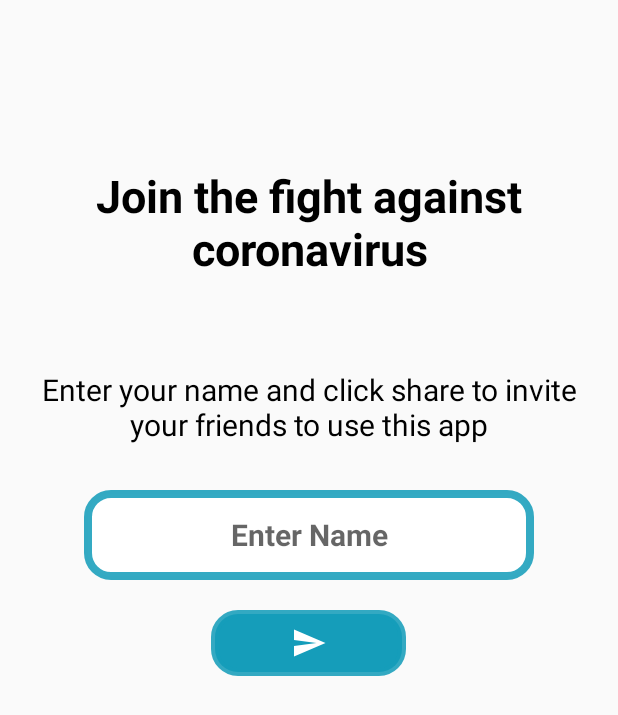
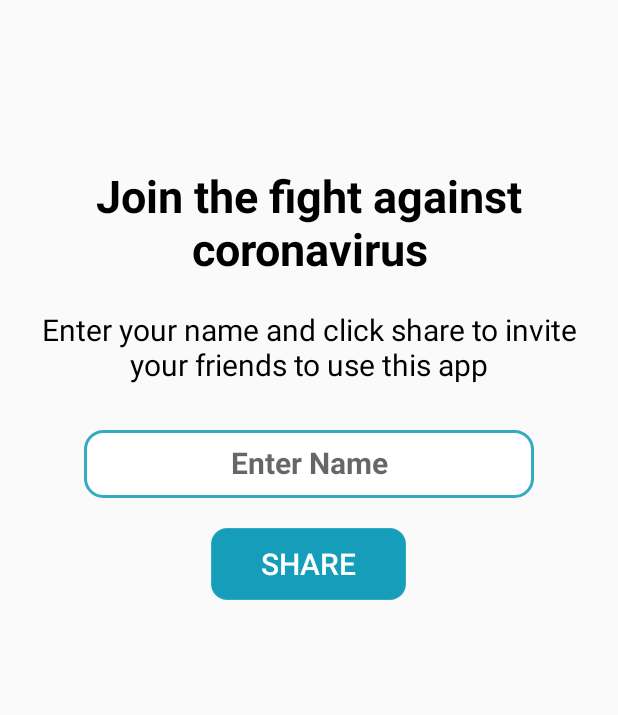
Before and after one commit to pryhmez/COVID-19-UPDATE, an Android app: the fragment ShareFragment shown on its own in the app's theme, on a phone screen of 412 x 824 dp. Shown: the top 715 px of the screen. Run offline under Robolectric (Android 15) with nearby library versions, the phone set to English and light mode, and no system bars; network calls fail.

Commit message:
trying to fix compatibility issues

```diff
--- a/app/src/main/java/com/example/covid_19_update/ui/share/ShareFragment.java
+++ b/app/src/main/java/com/example/covid_19_update/ui/share/ShareFragment.java
@@ -29,7 +29,7 @@ public class ShareFragment extends Fragment {
     private String mParam1;
     private String mParam2;
 
-    private ImageButton btnShare;
+    private Button btnShare;
     private EditText etMessage;
 
     public ShareFragment() {
@@ -76,8 +76,10 @@ public class ShareFragment extends Fragment {
             public void onClick(View view) {
                 Intent sharingIntent = new Intent(android.content.Intent.ACTION_SEND);
                 sharingIntent.setType("text/plain");
-                String shareBody = "invites you to download the COVID-19 app - check for coronavirus symptoms, cases, call emergency hotlines, and get safety tips /n Download" +
-                        "here >> https://covid19app.site/";
+                String shareBody = "invites you to download the COVID-19 app \n This app is recommended by health professionals to keep you updated about coronavirus, get safety tips" +
+                        " on how to stay safe, lets you check" +
+                        " symptoms and reach emergency helpline to survive this pandermic. \n \n Download" +
+                        " here >> https://covid19app.site/";
                 sharingIntent.putExtra(android.content.Intent.EXTRA_SUBJECT, "Covid19 app");
                 sharingIntent.putExtra(android.content.Intent.EXTRA_TEXT, etMessage.getText().toString() + " " + shareBody);
                 startActivity(Intent.createChooser(sharingIntent, "Share via"));
--- a/app/src/main/res/drawable/btn_blue.xml
+++ b/app/src/main/res/drawable/btn_blue.xml
@@ -2,14 +2,14 @@
 <shape xmlns:android="http://schemas.android.com/apk/res/android">
     <stroke
         android:color="#DD159DBA"
-        android:width="5dp">
+        android:width="1dp">
 
     </stroke>
     <solid
         android:color="#159DBA">
 
     </solid>
-    <corners android:radius="15dp"/>
+    <corners android:radius="10dp"/>
 </shape>
 
     <!--        android:color="#EEF8FBFB">-->
--- a/app/src/main/res/drawable/inputs.xml
+++ b/app/src/main/res/drawable/inputs.xml
@@ -2,14 +2,14 @@
 <shape xmlns:android="http://schemas.android.com/apk/res/android">
     <stroke
         android:color="#DD159DBA"
-        android:width="5dp">
+        android:width="2dp">
 
     </stroke>
     <solid
         android:color="#ffffff">
 
     </solid>
-    <corners android:radius="15dp"/>
+    <corners android:radius="12dp"/>
 </shape>
 
     <!--        android:color="#EEF8FBFB">-->
--- a/app/src/main/res/layout/emergency_lines_fragment.xml
+++ b/app/src/main/res/layout/emergency_lines_fragment.xml
@@ -45,13 +45,13 @@
         android:visibility="gone"
         />
 
-    <ImageButton
+    <Button
         android:id="@+id/share_lines"
         android:layout_width="130dp"
         android:layout_height="wrap_content"
         android:text="Share"
+        android:textColor="#ffffff"
         android:background="@drawable/btn_blue"
-        android:src="@drawable/ic_send_black_24dp"
         android:padding="10dp"
         android:foregroundGravity="bottom"
         android:layout_marginTop="20dp"
--- a/app/src/main/res/layout/fragment_share.xml
+++ b/app/src/main/res/layout/fragment_share.xml
@@ -2,7 +2,7 @@
 <LinearLayout xmlns:android="http://schemas.android.com/apk/res/android"
     xmlns:tools="http://schemas.android.com/tools"
     android:layout_width="match_parent"
-    android:layout_height="wrap_content"
+    android:layout_height="match_parent"
     android:orientation="vertical"
     tools:context=".ui.share.ShareFragment">
 
@@ -10,7 +10,7 @@
 
     <TextView
         android:layout_width="match_parent"
-        android:layout_height="match_parent"
+        android:layout_height="wrap_content"
         android:text="Join the fight against coronavirus"
         android:padding="10dp"
         android:layout_gravity="center_horizontal"
@@ -21,14 +21,14 @@
         android:layout_marginTop="100dp"/>
     <TextView
         android:layout_width="match_parent"
-        android:layout_height="match_parent"
+        android:layout_height="wrap_content"
         android:text="@string/hello_blank_fragment"
         android:padding="10dp"
         android:layout_gravity="center"
         android:gravity="center"
         android:textColor="#000000"
         android:textSize="20sp"
-        android:layout_marginTop="40dp"/>
+        android:layout_marginTop="0dp"/>
     <EditText
         android:id="@+id/etmessage"
         android:layout_width="300dp"
@@ -37,20 +37,20 @@
         android:layout_gravity="center_horizontal"
         android:padding="10dp"
         android:layout_margin="20sp"
-        android:height="60dp"
+        android:height="45dp"
         android:inputType="textMultiLine"
         android:background="@drawable/inputs"
         android:fadingEdge="vertical"
         android:textSize="20dp"
         android:textStyle="bold"
         android:hint="Enter Name"/>
-    <ImageButton
+    <Button
         android:id="@+id/share"
         android:layout_width="130dp"
         android:layout_height="wrap_content"
         android:text="Share"
+        android:textColor="#ffffff"
         android:background="@drawable/btn_blue"
-        android:src="@drawable/ic_send_black_24dp"
         android:padding="10dp"
         android:gravity="center_horizontal"
         android:layout_gravity="center_horizontal"
```
Also changed, not shown: app/src/main/java/com/example/covid_19_update/DiagnoseFragment.java (+9 -5 lines), app/src/main/java/com/example/covid_19_update/ui/emergencylines/EmergencyLines.java (+12 -14 lines).
